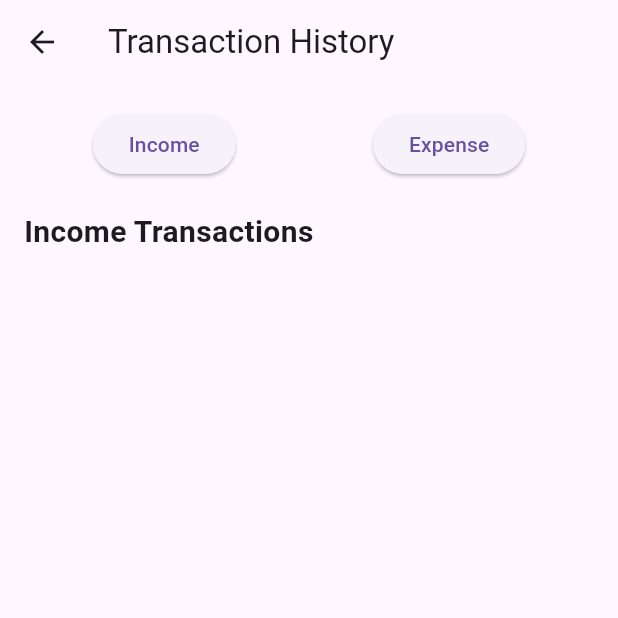
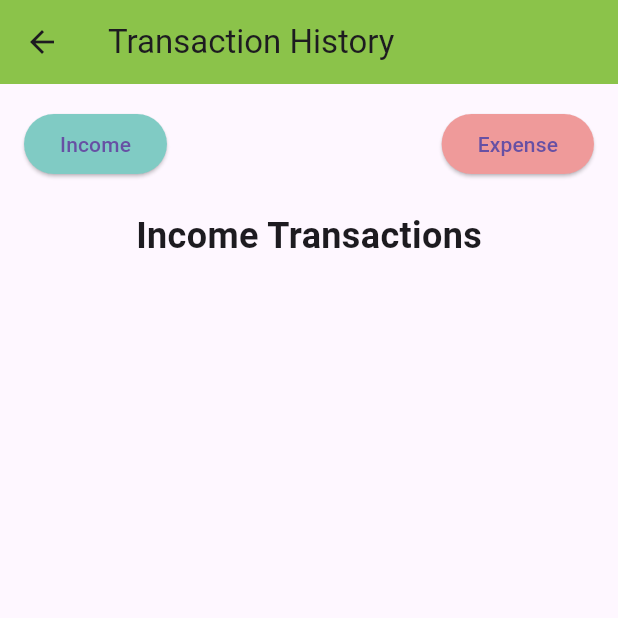
Before and after one commit to Demo7Vlizer/Expense-Tracker.., a Flutter app: the HomePage screen opened directly, after a tap on "View Transaction History", on a phone screen of 412 x 824 dp, the top half of it. Run offline on Flutter 3.47's test engine with Material 3 defaults, Android fonts, the phone set to English and light mode, and no system bars; our stand-ins replace fl_chart, shared_preferences; accounts and stored records are empty.

Commit message:
adding color

```diff
--- a/lib/views/home_page.dart
+++ b/lib/views/home_page.dart
@@ -97,6 +97,7 @@ class _HomePageState extends State<HomePage> {
     return Scaffold(
       appBar: AppBar(
         title: Text('Home'),
+        backgroundColor: Colors.lightGreen,
         actions: [
           IconButton(
             icon: Icon(Icons.logout),
@@ -120,14 +121,18 @@ class _HomePageState extends State<HomePage> {
             // Dashboard Cards
             Card(
               elevation: 4,
+              color: Colors.lightBlue[100],
               child: Padding(
                 padding: const EdgeInsets.all(16.0),
                 child: Column(
                   children: [
-                    Text('Remaining Balance', style: TextStyle(fontSize: 18)),
+                    Text('Remaining Balance',
+                        style: TextStyle(fontSize: 18, color: Colors.black)),
                     Text('₹${remainingBalance.toStringAsFixed(2)}',
                         style: TextStyle(
-                            fontSize: 24, fontWeight: FontWeight.bold)),
+                            fontSize: 24,
+                            fontWeight: FontWeight.bold,
+                            color: Colors.black)),
                   ],
                 ),
               ),
@@ -135,14 +140,18 @@ class _HomePageState extends State<HomePage> {
             SizedBox(height: 20),
             Card(
               elevation: 4,
+              color: Colors.green[100],
               child: Padding(
                 padding: const EdgeInsets.all(16.0),
                 child: Column(
                   children: [
-                    Text('Total Income', style: TextStyle(fontSize: 18)),
+                    Text('Total Income',
+                        style: TextStyle(fontSize: 18, color: Colors.black)),
                     Text('₹${totalIncome.toStringAsFixed(2)}',
                         style: TextStyle(
-                            fontSize: 24, fontWeight: FontWeight.bold)),
+                            fontSize: 24,
+                            fontWeight: FontWeight.bold,
+                            color: Colors.black)),
                   ],
                 ),
               ),
@@ -150,14 +159,18 @@ class _HomePageState extends State<HomePage> {
             SizedBox(height: 20),
             Card(
               elevation: 4,
+              color: Colors.red[100],
               child: Padding(
                 padding: const EdgeInsets.all(16.0),
                 child: Column(
                   children: [
-                    Text('Total Expense', style: TextStyle(fontSize: 18)),
+                    Text('Total Expense',
+                        style: TextStyle(fontSize: 18, color: Colors.black)),
                     Text('₹${totalExpense.toStringAsFixed(2)}',
                         style: TextStyle(
-                            fontSize: 24, fontWeight: FontWeight.bold)),
+                            fontSize: 24,
+                            fontWeight: FontWeight.bold,
+                            color: Colors.black)),
                   ],
                 ),
               ),
@@ -171,11 +184,15 @@ class _HomePageState extends State<HomePage> {
                   onPressed: _showAddIncomeSheet,
                   icon: Icon(Icons.add),
                   label: Text('Add Income'),
+                  style: ElevatedButton.styleFrom(
+                      backgroundColor: Colors.teal[200]),
                 ),
                 ElevatedButton.icon(
                   onPressed: _showAddExpenseSheet,
                   icon: Icon(Icons.remove),
                   label: Text('Add Expense'),
+                  style: ElevatedButton.styleFrom(
+                      backgroundColor: Colors.red[200]),
                 ),
               ],
             ),
@@ -193,6 +210,8 @@ class _HomePageState extends State<HomePage> {
                 );
               },
               child: Text('View Transaction History'),
+              style:
+                  ElevatedButton.styleFrom(backgroundColor: Colors.blue[200]),
             ),
           ],
         ),
--- a/lib/views/transaction_history.dart
+++ b/lib/views/transaction_history.dart
@@ -2,94 +2,70 @@ import 'package:flutter/material.dart';
 import '../models/income_model.dart';
 import '../models/expense_model.dart';
 
-class TransactionHistoryPage extends StatefulWidget {
+class TransactionHistoryPage extends StatelessWidget {
   final List<Income> incomes;
   final List<Expense> expenses;
 
   TransactionHistoryPage({required this.incomes, required this.expenses});
 
   @override
-  _TransactionHistoryPageState createState() => _TransactionHistoryPageState();
-}
-
-class _TransactionHistoryPageState extends State<TransactionHistoryPage> {
-  String selectedFilter = 'Income'; // Default filter
-
-  @override
   Widget build(BuildContext context) {
-    // Filtered transactions based on the selected filter
-    List<Income> filteredIncomes = widget.incomes;
-    List<Expense> filteredExpenses = widget.expenses;
-
     return Scaffold(
       appBar: AppBar(
         title: Text('Transaction History'),
+        backgroundColor: Colors.lightGreen,
       ),
       body: Padding(
         padding: const EdgeInsets.all(16.0),
         child: Column(
-          crossAxisAlignment: CrossAxisAlignment.start,
           children: [
-            // Filter Control
             Row(
-              mainAxisAlignment: MainAxisAlignment.spaceAround,
+              mainAxisAlignment: MainAxisAlignment.spaceBetween,
               children: [
                 ElevatedButton(
                   onPressed: () {
-                    setState(() {
-                      selectedFilter = 'Income';
-                    });
+                    // Logic to show income transactions
                   },
                   child: Text('Income'),
+                  style: ElevatedButton.styleFrom(
+                    backgroundColor: Colors.teal[200],
+                  ),
                 ),
                 ElevatedButton(
                   onPressed: () {
-                    setState(() {
-                      selectedFilter = 'Expense';
-                    });
+                    // Logic to show expense transactions
                   },
                   child: Text('Expense'),
+                  style: ElevatedButton.styleFrom(
+                    backgroundColor: Colors.red[200],
+                  ),
                 ),
               ],
             ),
             SizedBox(height: 20),
-            // Display Transactions based on the selected filter
-            if (selectedFilter == 'Income') ...[
             Text(
               'Income Transactions',
-                style: TextStyle(fontSize: 20, fontWeight: FontWeight.bold),
+              style: TextStyle(fontSize: 24, fontWeight: FontWeight.bold),
             ),
-              SizedBox(height: 10),
+            // List of income transactions
             Expanded(
               child: ListView.builder(
-                  itemCount: filteredIncomes.length,
+                itemCount: incomes.length,
                 itemBuilder: (context, index) {
-                    return ListTile(
-                      title: Text('Income: ₹${filteredIncomes[index].amount}'),
-                      subtitle: Text(filteredIncomes[index].date.toString()),
+                  final income = incomes[index];
+                  return Card(
+                    color: Colors.lightBlue[100],
+                    elevation: 4,
+                    margin: EdgeInsets.symmetric(vertical: 8.0),
+                    child: ListTile(
+                      title: Text(income.title),
+                      subtitle: Text('₹${income.amount.toStringAsFixed(2)}'),
+                    ),
                   );
                 },
               ),
             ),
-            ] else ...[
-              Text(
-                'Expense Transactions',
-                style: TextStyle(fontSize: 20, fontWeight: FontWeight.bold),
-              ),
-              SizedBox(height: 10),
-              Expanded(
-                child: ListView.builder(
-                  itemCount: filteredExpenses.length,
-                  itemBuilder: (context, index) {
-                    return ListTile(
-                      title:
-                          Text('Expense: ₹${filteredExpenses[index].amount}'),
-                      subtitle: Text(filteredExpenses[index].date.toString()),
-                    );
-                  },
-                ),
-              ),
-            ],
+            // Similar section for expenses can be added here
           ],
         ),
       ),
```
Lines whose indentation alone changed are shown as unchanged.
